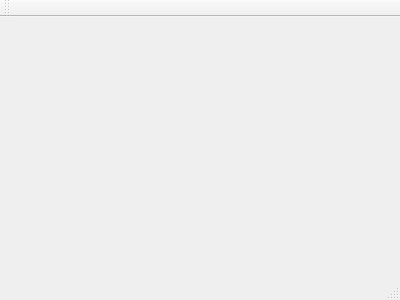
Qt form student/11/timer/mainwindow.ui (ricepape/COMP.CS.110-Programming-2) before a commit.
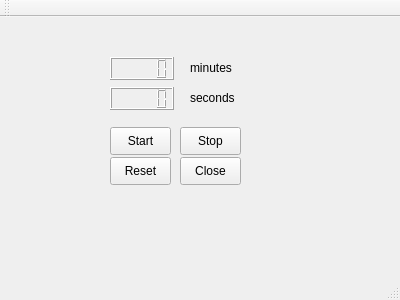
The same form after that commit.

```diff
--- a/student/11/timer/mainwindow.ui
+++ b/student/11/timer/mainwindow.ui
@@ -12,13 +12,127 @@
   <property name="windowTitle" >
    <string>MainWindow</string>
   </property>
-  <widget class="QMenuBar" name="menuBar" />
-  <widget class="QToolBar" name="mainToolBar" />
-  <widget class="QWidget" name="centralWidget" />
-  <widget class="QStatusBar" name="statusBar" />
+  <widget class="QWidget" name="centralWidget">
+   <widget class="QLCDNumber" name="lcdNumberMin">
+    <property name="geometry">
+     <rect>
+      <x>110</x>
+      <y>40</y>
+      <width>64</width>
+      <height>23</height>
+     </rect>
+    </property>
+   </widget>
+   <widget class="QLCDNumber" name="lcdNumberSec">
+    <property name="geometry">
+     <rect>
+      <x>110</x>
+      <y>70</y>
+      <width>64</width>
+      <height>23</height>
+     </rect>
+    </property>
+   </widget>
+   <widget class="QLabel" name="label">
+    <property name="geometry">
+     <rect>
+      <x>190</x>
+      <y>40</y>
+      <width>63</width>
+      <height>21</height>
+     </rect>
+    </property>
+    <property name="text">
+     <string>minutes</string>
+    </property>
+   </widget>
+   <widget class="QLabel" name="label_2">
+    <property name="geometry">
+     <rect>
+      <x>190</x>
+      <y>70</y>
+      <width>63</width>
+      <height>21</height>
+     </rect>
+    </property>
+    <property name="text">
+     <string>seconds</string>
+    </property>
+   </widget>
+   <widget class="QPushButton" name="startButton">
+    <property name="geometry">
+     <rect>
+      <x>110</x>
+      <y>110</y>
+      <width>61</width>
+      <height>28</height>
+     </rect>
+    </property>
+    <property name="text">
+     <string>Start</string>
+    </property>
+   </widget>
+   <widget class="QPushButton" name="stopButton">
+    <property name="geometry">
+     <rect>
+      <x>180</x>
+      <y>110</y>
+      <width>61</width>
+      <height>28</height>
+     </rect>
+    </property>
+    <property name="text">
+     <string>Stop</string>
+    </property>
+   </widget>
+   <widget class="QPushButton" name="resetButton">
+    <property name="geometry">
+     <rect>
+      <x>110</x>
+      <y>140</y>
+      <width>61</width>
+      <height>28</height>
+     </rect>
+    </property>
+    <property name="text">
+     <string>Reset</string>
+    </property>
+   </widget>
+   <widget class="QPushButton" name="closeButton">
+    <property name="geometry">
+     <rect>
+      <x>180</x>
+      <y>140</y>
+      <width>61</width>
+      <height>28</height>
+     </rect>
+    </property>
+    <property name="text">
+     <string>Close</string>
+    </property>
+   </widget>
+  </widget>
+  <widget class="QMenuBar" name="menuBar">
+   <property name="geometry">
+    <rect>
+     <x>0</x>
+     <y>0</y>
+     <width>400</width>
+     <height>25</height>
+    </rect>
+   </property>
+  </widget>
+  <widget class="QToolBar" name="mainToolBar">
+   <attribute name="toolBarArea">
+    <enum>TopToolBarArea</enum>
+   </attribute>
+   <attribute name="toolBarBreak">
+    <bool>false</bool>
+   </attribute>
+  </widget>
+  <widget class="QStatusBar" name="statusBar"/>
  </widget>
- <layoutDefault spacing="6" margin="11" />
- <pixmapfunction></pixmapfunction>
+ <layoutdefault spacing="6" margin="11"/>
  <resources/>
  <connections/>
 </ui>
```
Left out of the diff: 26 changed lines with no effect on the pictures.
